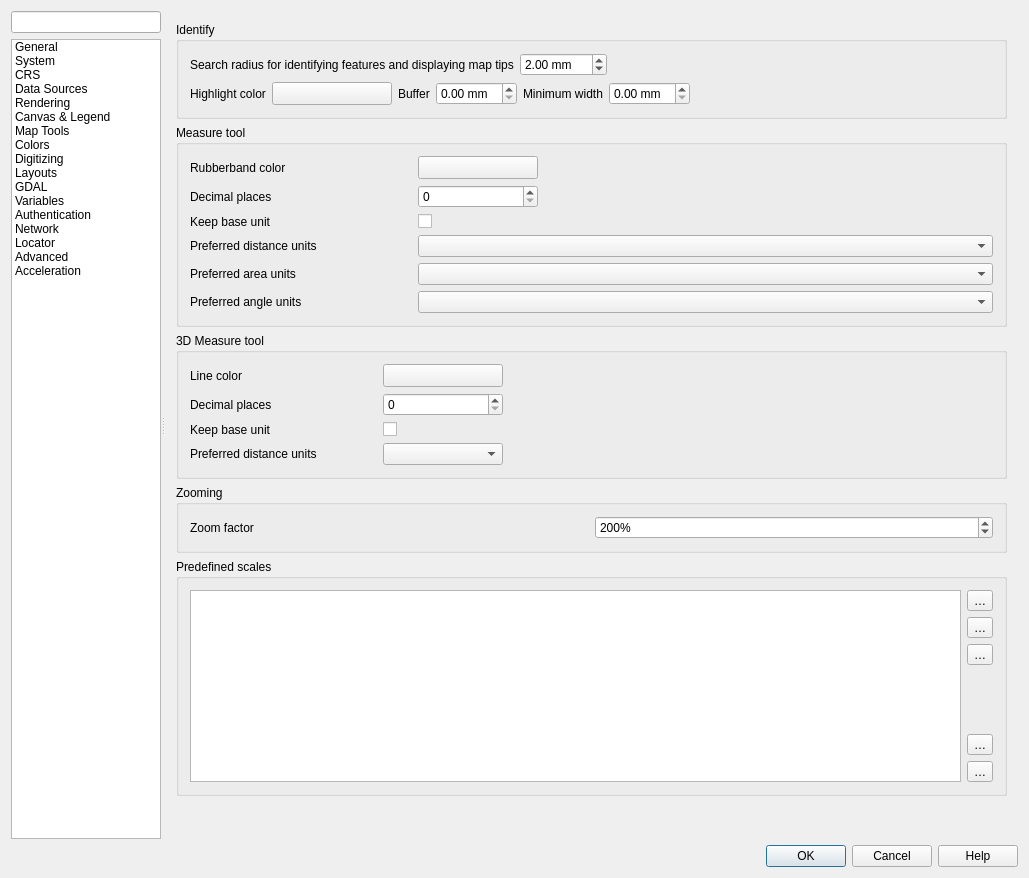
Qt form src/ui/qgsoptionsbase.ui (qgis/QGIS) before a commit.
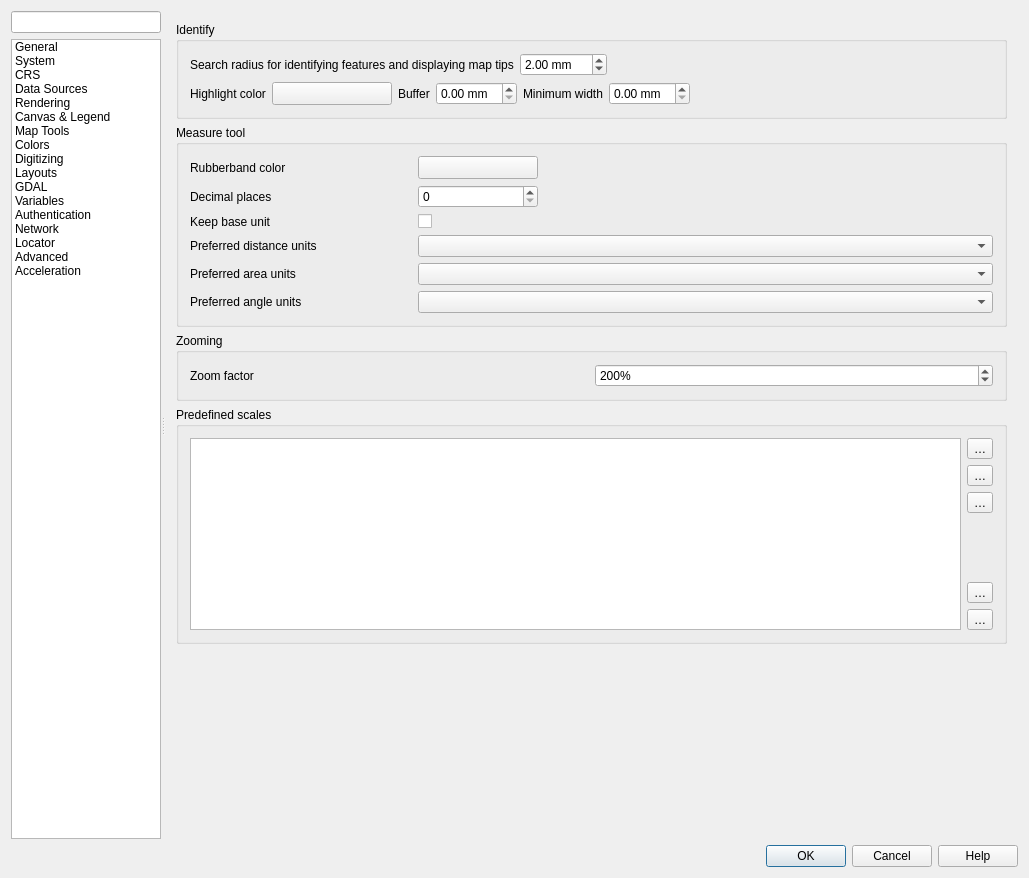
The same form after that commit. Icons and pictures are not drawn. Custom widgets are drawn as their Qt base class.

Commit message: Remove options for 3D measurement line.

The edit to the form file:
```diff
--- a/src/ui/qgsoptionsbase.ui
+++ b/src/ui/qgsoptionsbase.ui
@@ -3462,122 +3462,6 @@
                  </layout>
                 </widget>
                </item>
-               <item>
-                <widget class="QgsCollapsibleGroupBox" name="groupBox_3DMeasureTool">
-                 <property name="title">
-                  <string>3D Measure tool</string>
-                 </property>
-                 <property name="flat">
-                  <bool>false</bool>
-                 </property>
-                 <property name="checkable">
-                  <bool>false</bool>
-                 </property>
-                 <layout class="QGridLayout" name="gridLayout_30">
-                  <item row="1" column="2">
-                   <widget class="QSpinBox" name="m3DDecimalPlacesSpinBox"/>
-                  </item>
-                  <item row="2" column="2">
-                   <widget class="QCheckBox" name="m3DKeepBaseUnitCheckBox">
-                    <property name="text">
-                     <string/>
-                    </property>
-                   </widget>
-                  </item>
-                  <item row="2" column="0">
-                   <widget class="QLabel" name="label_68">
-                    <property name="toolTip">
-                     <string>If unchecked large numbers will be converted from m. to km. and from ft. to miles</string>
-                    </property>
-                    <property name="text">
-                     <string>Keep base unit</string>
-                    </property>
-                   </widget>
-                  </item>
-                  <item row="0" column="0">
-                   <widget class="QLabel" name="label_LineColor">
-                    <property name="text">
-                     <string>Line color</string>
-                    </property>
-                   </widget>
-                  </item>
-                  <item row="3" column="0">
-                   <widget class="QLabel" name="textLabel1_15">
-                    <property name="text">
-                     <string>Preferred distance units</string>
-                    </property>
-                   </widget>
-                  </item>
-                  <item row="0" column="2">
-                   <widget class="QgsColorButton" name="pbn3DMeasureColor">
-                    <property name="sizePolicy">
-                     <sizepolicy hsizetype="Fixed" vsizetype="Fixed">
-                      <horstretch>0</horstretch>
-                      <verstretch>0</verstretch>
-                     </sizepolicy>
-                    </property>
-                    <property name="minimumSize">
-                     <size>
-                      <width>120</width>
-                      <height>0</height>
-                     </size>
-                    </property>
-                    <property name="maximumSize">
-                     <size>
-                      <width>120</width>
-                      <height>16777215</height>
-                     </size>
-                    </property>
-                    <property name="text">
-                     <string/>
-                    </property>
-                   </widget>
-                  </item>
-                  <item row="1" column="0">
-                   <widget class="QLabel" name="label_16">
-                    <property name="text">
-                     <string>Decimal places</string>
-                    </property>
-                   </widget>
-                  </item>
-                  <item row="0" column="3">
-                   <spacer name="spacer">
-                    <property name="orientation">
-                     <enum>Qt::Horizontal</enum>
-                    </property>
-                    <property name="sizeType">
-                     <enum>QSizePolicy::Expanding</enum>
-                    </property>
-                    <property name="sizeHint" stdset="0">
-                     <size>
-                      <width>450</width>
-                      <height>20</height>
-                     </size>
-                    </property>
-                   </spacer>
-                  </item>
-                  <item row="3" column="2">
-                   <widget class="QComboBox" name="m3DDistanceUnitsComboBox"/>
-                  </item>
-                  <item row="3" column="1">
-                   <spacer name="horizontalSpacer_10">
-                    <property name="orientation">
-                     <enum>Qt::Horizontal</enum>
-                    </property>
-                    <property name="sizeType">
-                     <enum>QSizePolicy::Minimum</enum>
-                    </property>
-                    <property name="sizeHint" stdset="0">
-                     <size>
-                      <width>60</width>
-                      <height>20</height>
-                     </size>
-                    </property>
-                   </spacer>
-                  </item>
-                 </layout>
-                </widget>
-               </item>
                <item>
                 <widget class="QgsCollapsibleGroupBox" name="groupBox_10">
                  <property name="title">
```
Left out of the diff: 10 changed lines with no effect on the pictures. The commit also changes 1 other file.
